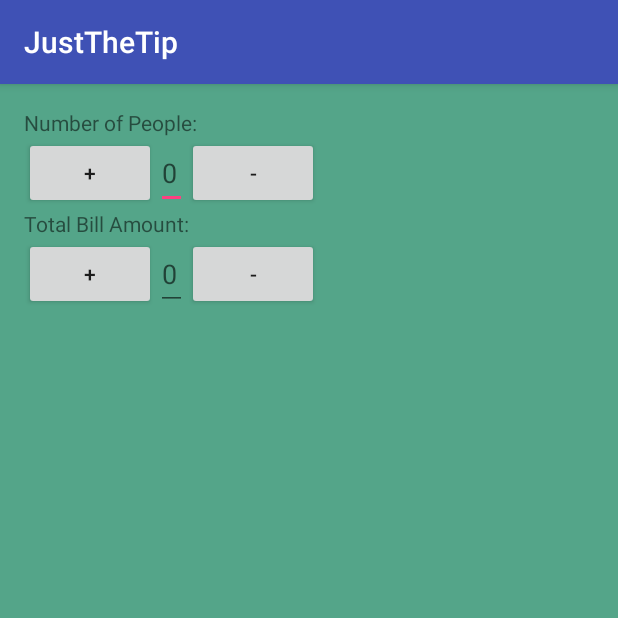
After one commit to Squiggee/JustTheTip, an Android app: the MainActivity screen opened directly, with no data from a screen before it, on a phone screen of 412 x 824 dp, the top half of it. The commit adds this screen. Run offline under Robolectric (Android 15) with nearby library versions, the phone set to English and light mode, and no system bars.

Commit message:
connected splash and main activity

```diff
--- a/app/src/main/AndroidManifest.xml
+++ b/app/src/main/AndroidManifest.xml
@@ -15,6 +15,7 @@
                 <category android:name="android.intent.category.LAUNCHER" />
             </intent-filter>
         </activity>
+        <activity android:name=".MainActivity"></activity>
     </application>
 
 </manifest>
--- /dev/null
+++ b/app/src/main/java/com/main/justthetip/MainActivity.java
@@ -0,0 +1,13 @@
+package com.main.justthetip;
+
+import android.support.v7.app.AppCompatActivity;
+import android.os.Bundle;
+
+public class MainActivity extends AppCompatActivity {
+
+    @Override
+    protected void onCreate(Bundle savedInstanceState) {
+        super.onCreate(savedInstanceState);
+        setContentView(R.layout.activity_main);
+    }
+}
--- a/app/src/main/java/com/main/justthetip/splash_page.java
+++ b/app/src/main/java/com/main/justthetip/splash_page.java
@@ -1,7 +1,9 @@
 package com.main.justthetip;
 
+import android.content.Intent;
 import android.support.v7.app.AppCompatActivity;
 import android.os.Bundle;
+import android.view.View;
 
 public class splash_page extends AppCompatActivity {
 
@@ -10,4 +12,12 @@ public class splash_page extends AppCompatActivity {
         super.onCreate(savedInstanceState);
         setContentView(R.layout.activity_splash_page);
     }
+
+    public void onSplashPageClick(View view)
+    {
+        Intent intent = new Intent(this, MainActivity.class);
+        startActivity(intent);
+        finish();
+    }
+
 }
--- /dev/null
+++ b/app/src/main/res/layout/activity_main.xml
@@ -0,0 +1,63 @@
+<?xml version="1.0" encoding="utf-8"?>
+<LinearLayout xmlns:android="http://schemas.android.com/apk/res/android"
+    xmlns:tools="http://schemas.android.com/tools"
+    android:id="@+id/activity_main"
+    android:orientation="vertical"
+    android:layout_width="match_parent"
+    android:onClick="onSplashPageClick"
+    android:background="#54A589"
+    android:layout_height="match_parent"
+    android:paddingBottom="@dimen/activity_vertical_margin"
+    android:paddingLeft="@dimen/activity_horizontal_margin"
+    android:paddingRight="@dimen/activity_horizontal_margin"
+    android:paddingTop="@dimen/activity_vertical_margin"
+    tools:context="com.main.justthetip.MainActivity">
+
+
+
+    <TextView
+        android:layout_width="wrap_content"
+        android:layout_height="wrap_content"
+        android:text="Number of People:"/>
+    <LinearLayout
+        android:layout_width="wrap_content"
+        android:layout_height="wrap_content">
+        <Button
+            android:layout_width="wrap_content"
+            android:layout_height="wrap_content"
+            android:text="+" />
+        <EditText
+            android:layout_width="wrap_content"
+            android:layout_height="match_parent"
+            android:id="@+id/amount"
+            android:hint="0"
+            android:inputType="numberDecimal"/>
+        <Button
+            android:layout_width="wrap_content"
+            android:layout_height="wrap_content"
+            android:text="-"/>
+    </LinearLayout>
+    <TextView
+        android:layout_width="wrap_content"
+        android:layout_height="wrap_content"
+        android:text="Total Bill Amount:"/>
+    <LinearLayout
+        android:layout_width="wrap_content"
+        android:layout_height="wrap_content">
+        <Button
+            android:layout_width="wrap_content"
+            android:layout_height="wrap_content"
+            android:text="+" />
+        <EditText
+            android:layout_width="wrap_content"
+            android:layout_height="match_parent"
+            android:id="@+id/amount"
+            android:hint="0"
+            android:inputType="numberDecimal"/>
+        <Button
+            android:layout_width="wrap_content"
+            android:layout_height="wrap_content"
+            android:text="-"/>
+    </LinearLayout>
+
+</LinearLayout>
--- a/app/src/main/res/layout/activity_splash_page.xml
+++ b/app/src/main/res/layout/activity_splash_page.xml
@@ -5,6 +5,7 @@
     android:layout_width="match_parent"
     android:layout_height="match_parent"
     android:background="#54A589"
+    android:onClick="onSplashPageClick"
     android:paddingBottom="@dimen/activity_vertical_margin"
     android:paddingLeft="@dimen/activity_horizontal_margin"
     android:paddingRight="@dimen/activity_horizontal_margin"
```
